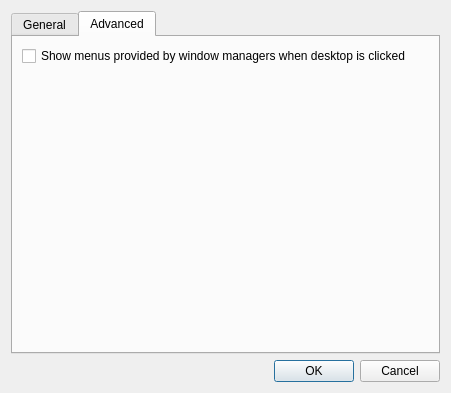
Qt form pcmanfm/desktop-preferences.ui (lxqt/pcmanfm-qt) before a commit.
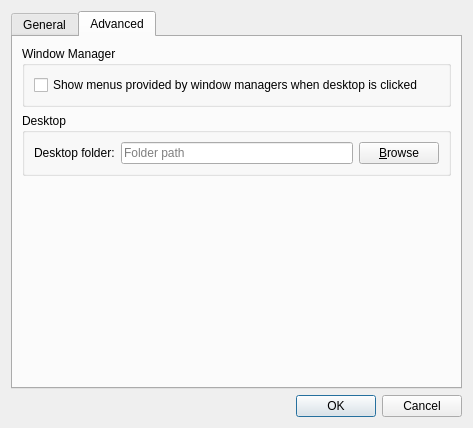
The same form after that commit. The open tabs and pages were chosen to show the change. Custom widgets are drawn as their Qt base class.

Commit message: Adds GUI to change desktop dir in Desktop preferences. Uses libqtxdg.

The edit to the form file:
```diff
--- a/pcmanfm/desktop-preferences.ui
+++ b/pcmanfm/desktop-preferences.ui
@@ -6,8 +6,8 @@
    <rect>
     <x>0</x>
     <y>0</y>
-    <width>451</width>
-    <height>393</height>
+    <width>473</width>
+    <height>428</height>
    </rect>
   </property>
   <property name="windowTitle">
@@ -208,10 +208,55 @@
       </attribute>
       <layout class="QVBoxLayout" name="verticalLayout_3">
        <item>
-        <widget class="QCheckBox" name="showWmMenu">
-         <property name="text">
-          <string>Show menus provided by window managers when desktop is clicked</string>
+        <widget class="QGroupBox" name="groupBox_4">
+         <property name="title">
+          <string>Window Manager</string>
          </property>
+         <layout class="QHBoxLayout" name="horizontalLayout_3">
+          <item>
+           <widget class="QCheckBox" name="showWmMenu">
+            <property name="text">
+             <string>Show menus provided by window managers when desktop is clicked</string>
+            </property>
+           </widget>
+          </item>
+         </layout>
+        </widget>
+       </item>
+       <item>
+        <widget class="QGroupBox" name="groupBox_3">
+         <property name="title">
+          <string>Desktop</string>
+         </property>
+         <layout class="QHBoxLayout" name="horizontalLayout_4">
+          <item>
+           <widget class="QLabel" name="label_7">
+            <property name="text">
+             <string>Desktop folder:</string>
+            </property>
+           </widget>
+          </item>
+          <item>
+           <widget class="QLineEdit" name="desktopFolder">
+            <property name="toolTip">
+             <string>Image file</string>
+            </property>
+            <property name="statusTip">
+             <string/>
+            </property>
+            <property name="placeholderText">
+             <string>Folder path</string>
+            </property>
+           </widget>
+          </item>
+          <item>
+           <widget class="QPushButton" name="browseDesktopFolder">
+            <property name="text">
+             <string>&amp;Browse</string>
+            </property>
+           </widget>
+          </item>
+         </layout>
         </widget>
        </item>
        <item>
```
The commit also changes 6 other files.
